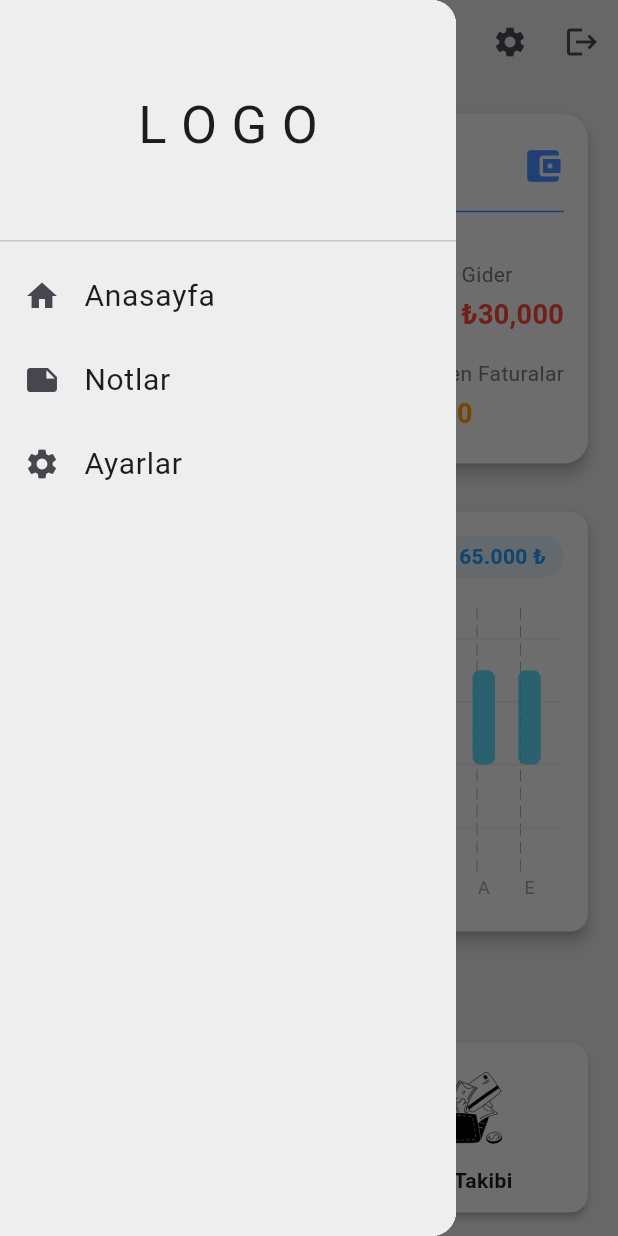
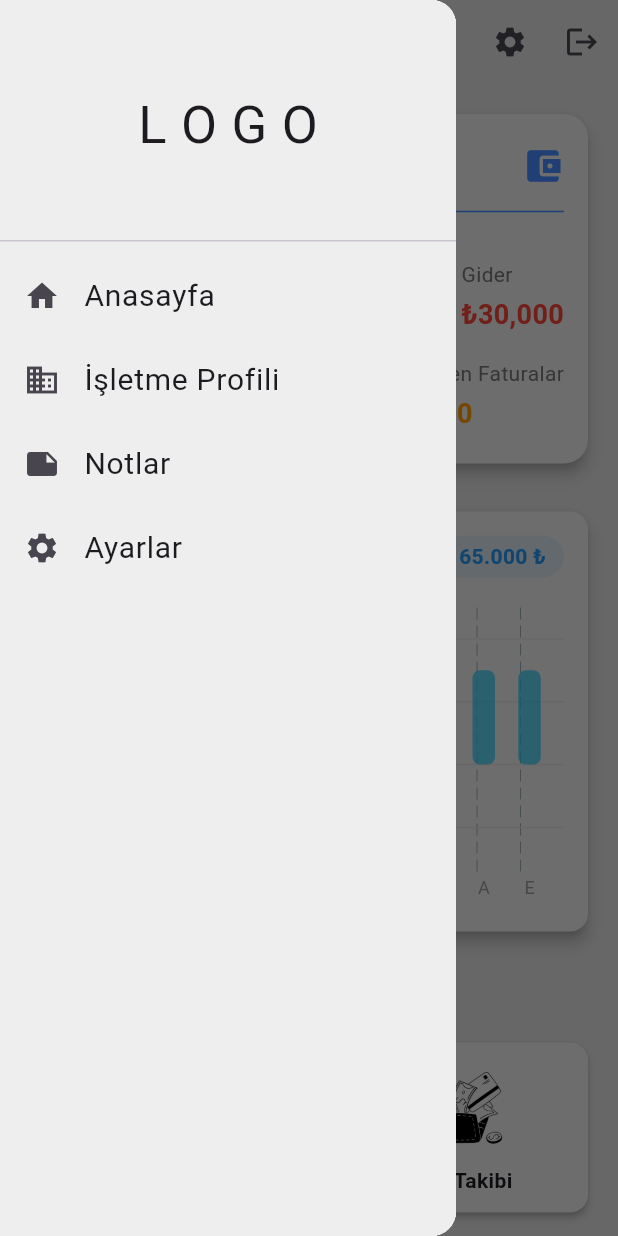
Before and after one commit to fatihkurtl/account_net, a Flutter app: the HomeScreen screen opened by its route, with the side drawer open, on a phone screen of 412 x 824 dp. Run offline on Flutter 3.47's test engine with Material 3 defaults, Android fonts, the phone set to English and light mode, and no system bars; drawn by our look-alikes of fl_chart; our stand-ins replace flutter_slidable.

Commit message:
financial_overview/edited

```diff
--- a/lib/core/widgets/overview/balance_card.dart
+++ b/lib/core/widgets/overview/balance_card.dart
@@ -11,6 +11,7 @@ class _BalanceCardState extends State<BalanceCard> {
   @override
   Widget build(BuildContext context) {
     return Card(
+      color: Colors.grey[200],
       elevation: 4,
       child: Padding(
         padding: const EdgeInsets.all(16),
--- a/lib/core/widgets/overview/expense_breakdown_chart.dart
+++ b/lib/core/widgets/overview/expense_breakdown_chart.dart
@@ -12,6 +12,7 @@ class _ExpenseBreakdownChartState extends State<ExpenseBreakdownChart> {
   @override
   Widget build(BuildContext context) {
     return Card(
+      color: Colors.grey[200],
       elevation: 4,
       child: Padding(
         padding: const EdgeInsets.all(16),
--- a/lib/screens/home.dart
+++ b/lib/screens/home.dart
@@ -51,6 +51,17 @@ class HomeScreen extends StatelessWidget {
                   },
                 ),
                 ListTile(
+                  leading: const Icon(Icons.business),
+                  title: const Text(
+                    'İşletme Profili',
+                    style: TextStyle(fontSize: 20),
+                  ),
+                  onTap: () {
+                    Navigator.pushReplacementNamed(context, '/business_profile');
+                    debugPrint('İşletme Profili butonuna basıldı');
+                  },
+                ),
+                ListTile(
                   leading: const Icon(Icons.note),
                   title: const Text(
                     'Notlar',
```
Also changed, not shown: lib/core/widgets/overview/quick_actions.dart (+16 -8 lines), lib/screens/add_business.dart (+7 -0 lines).
